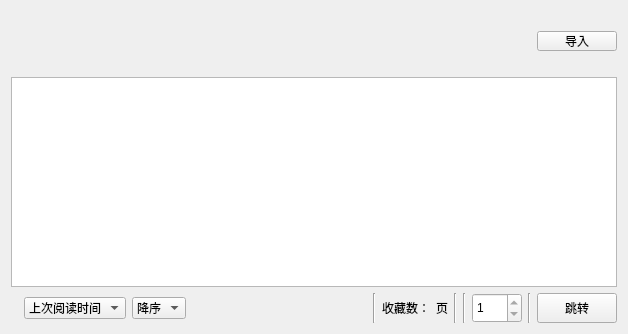
Above: ui/ui_local.ui from tonquer/ehentai-qt before the change. Below: the same form after it.
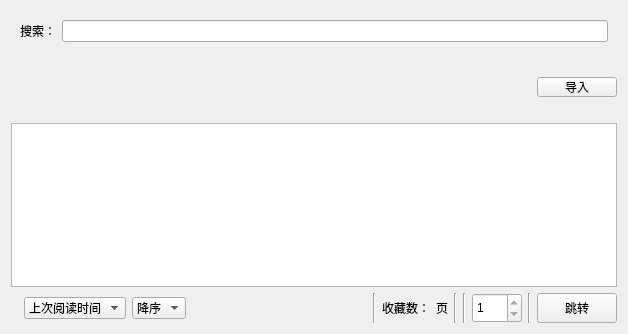
That is the form after the change. Custom widgets are drawn as their Qt base class.

Diff of the .ui file:
```diff
--- a/ui/ui_local.ui
+++ b/ui/ui_local.ui
@@ -14,7 +14,18 @@
    <string>本地漫画</string>
   </property>
   <layout class="QGridLayout" name="gridLayout_2">
-   <item row="0" column="0">
+   <item row="3" column="0">
+    <layout class="QGridLayout" name="gridLayout_3">
+     <item row="0" column="0">
+      <widget class="ComicListWidget" name="bookList">
+       <property name="styleSheet">
+        <string notr="true"/>
+       </property>
+      </widget>
+     </item>
+    </layout>
+   </item>
+   <item row="1" column="0">
     <layout class="QHBoxLayout" name="horizontalLayout_2">
      <item>
       <widget class="TagListWidget" name="tagsList">
@@ -70,18 +81,7 @@
      </item>
     </layout>
    </item>
-   <item row="2" column="0">
-    <layout class="QGridLayout" name="gridLayout_3">
-     <item row="0" column="0">
-      <widget class="ComicListWidget" name="bookList">
-       <property name="styleSheet">
-        <string notr="true"/>
-       </property>
-      </widget>
-     </item>
-    </layout>
-   </item>
-   <item row="3" column="0">
+   <item row="4" column="0">
     <layout class="QGridLayout" name="gridLayout_4">
      <item row="0" column="0">
       <layout class="QHBoxLayout" name="horizontalLayout">
@@ -234,6 +234,22 @@
      </item>
     </layout>
    </item>
+   <item row="0" column="0">
+    <widget class="QWidget" name="widget" native="true">
+     <layout class="QHBoxLayout" name="horizontalLayout_3">
+      <item>
+       <widget class="QLabel" name="label">
+        <property name="text">
+         <string>搜索：</string>
+        </property>
+       </widget>
+      </item>
+      <item>
+       <widget class="QLineEdit" name="lineEdit"/>
+      </item>
+     </layout>
+    </widget>
+   </item>
   </layout>
  </widget>
  <customwidgets>
```
